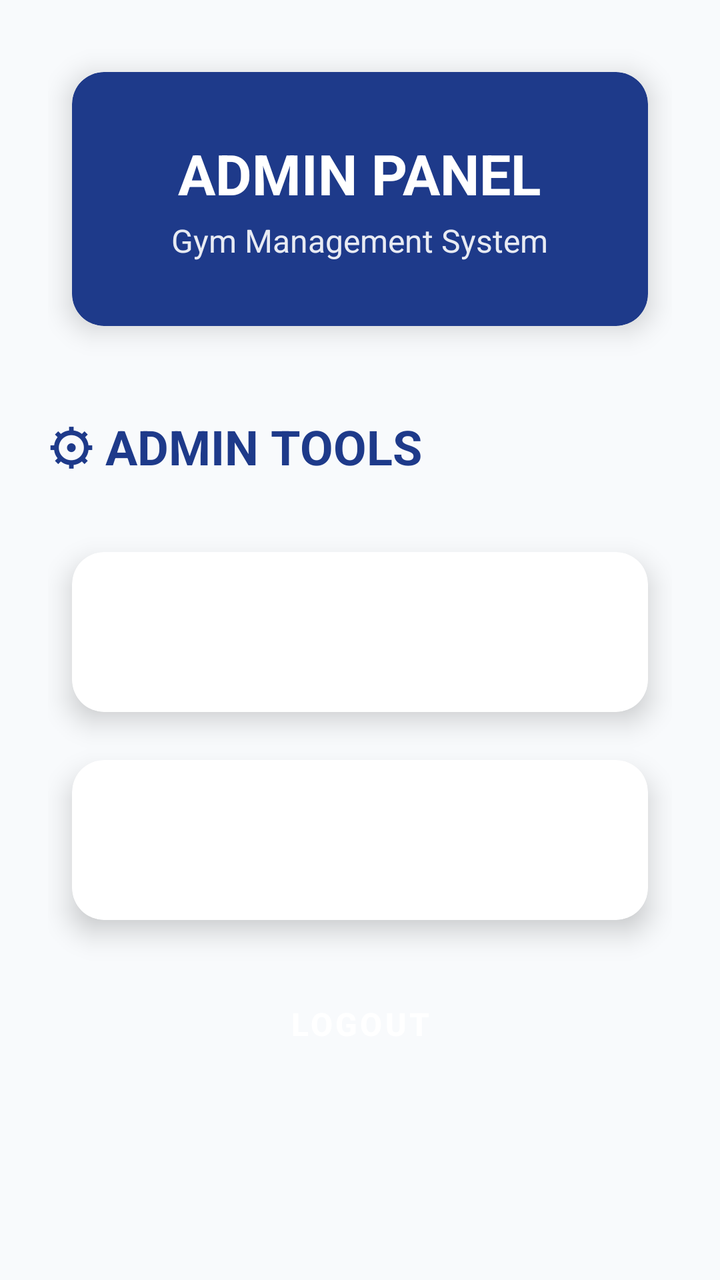
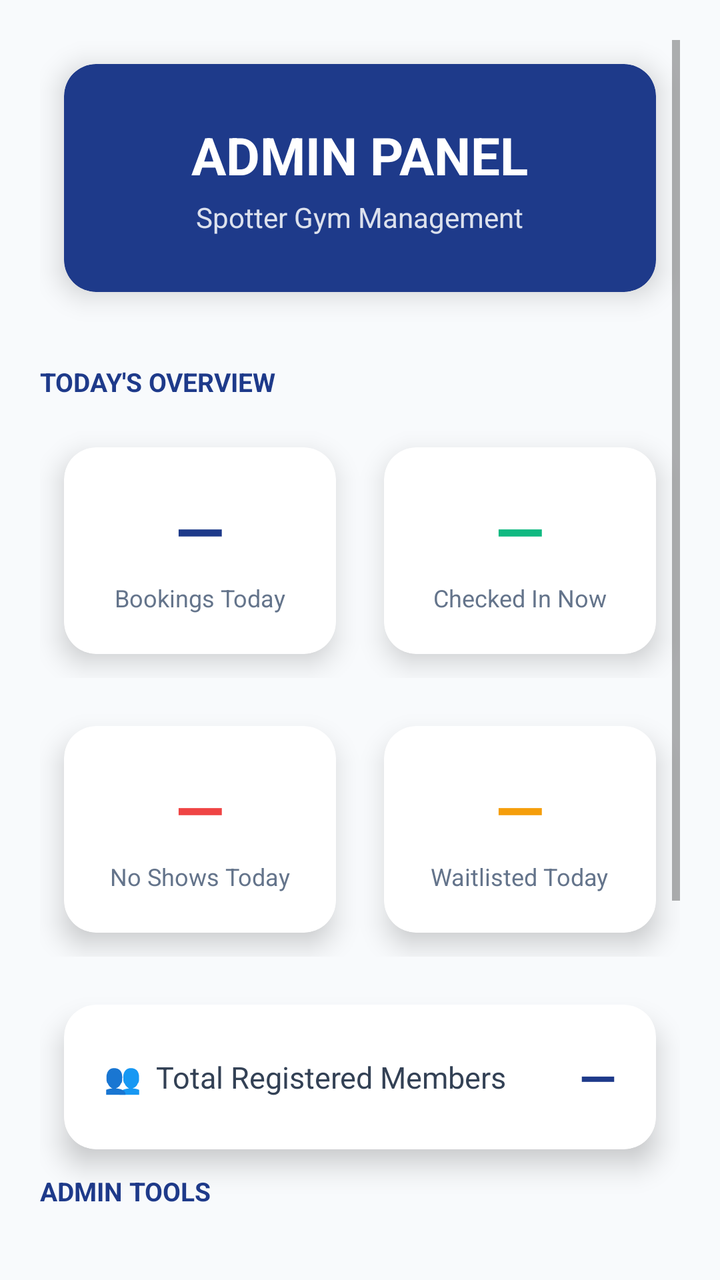

Compare the two renders of this Android layout. The source of the first and the diff that turns it into the second are given below.
<!-- AndroidManifest.xml: application theme Theme.SpotterMobile -->
<!-- res/layout/activity_admin_dashboard.xml -->
<?xml version="1.0" encoding="utf-8"?>
<ScrollView xmlns:android="http://schemas.android.com/apk/res/android"
    xmlns:app="http://schemas.android.com/apk/res-auto"
    android:layout_width="match_parent"
    android:layout_height="match_parent"
    android:background="@color/light_gray"
    android:padding="24dp">

    <LinearLayout
        android:layout_width="match_parent"
        android:layout_height="wrap_content"
        android:orientation="vertical">

        
        <androidx.cardview.widget.CardView
            android:layout_width="match_parent"
            android:layout_height="wrap_content"
            style="@style/GymCard"
            app:cardBackgroundColor="@color/primary_blue">

            <LinearLayout
                android:layout_width="match_parent"
                android:layout_height="wrap_content"
                android:gravity="center"
                android:orientation="vertical"
                android:padding="32dp">

                <TextView
                    android:layout_width="wrap_content"
                    android:layout_height="wrap_content"
                    android:text="ADMIN PANEL"
                    android:textColor="@color/white"
                    android:textSize="28sp"
                    android:textStyle="bold" />

                <TextView
                    android:layout_width="wrap_content"
                    android:layout_height="wrap_content"
                    android:layout_marginTop="4dp"
                    android:alpha="0.9"
                    android:text="Gym Management System"
                    android:textColor="@color/white"
                    android:textSize="16sp" />

            </LinearLayout>

        </androidx.cardview.widget.CardView>

        
        <TextView
            android:layout_width="wrap_content"
            android:layout_height="wrap_content"
            android:layout_marginTop="32dp"
            android:layout_marginBottom="24dp"
            android:text="⚙ ADMIN TOOLS"
            android:textColor="@color/primary_blue"
            android:textSize="24sp"
            android:textStyle="bold" />

        
        <androidx.cardview.widget.CardView
            android:layout_width="match_parent"
            android:layout_height="wrap_content"
            style="@style/GymCard"
            app:cardBackgroundColor="@color/white">

            <Button
                android:id="@+id/btnViewUsers"
                style="@style/GymButton"
                android:layout_width="match_parent"
                android:layout_height="56dp"
                android:text="View All Users" />

        </androidx.cardview.widget.CardView>

        
        <androidx.cardview.widget.CardView
            android:layout_width="match_parent"
            android:layout_height="wrap_content"
            style="@style/GymCard"
            app:cardBackgroundColor="@color/white">

            <Button
                android:id="@+id/btnViewBookings"
                style="@style/GymButton"
                android:layout_width="match_parent"
                android:layout_height="56dp"
                android:text="View All Bookings" />

        </androidx.cardview.widget.CardView>

        
        <Button
            android:id="@+id/btnLogout"
            style="@style/GymButton"
            android:layout_width="match_parent"
            android:layout_height="56dp"
            android:layout_marginTop="32dp"
            android:backgroundTint="@color/error"
            android:text="LOGOUT" />

    </LinearLayout>

</ScrollView>
<!-- resources referenced by this layout -->
<resources>
  <color name="error">#EF4444</color>
  <color name="light_gray">#F8FAFC</color>
  <color name="primary_blue">#1E3A8A</color>
  <color name="white">#FFFFFF</color>
  <style name="GymButton" parent="Widget.MaterialComponents.Button">
        
          <item name="android:layout_margin">12dp</item>
          <item name="android:textSize">16sp</item>
          <item name="android:textStyle">bold</item>
          <item name="android:textColor">@color/white</item>
          <item name="backgroundTint">@color/primary_blue</item>
          <item name="cornerRadius">12dp</item>
          <item name="elevation">4dp</item>
      </style>
  <style name="GymCard" parent="Widget.MaterialComponents.CardView">
          <item name="cardCornerRadius">16dp</item>
          <item name="cardElevation">8dp</item>
          <item name="android:layout_margin">12dp</item>
      </style>
  <style name="Theme.SpotterMobile" parent="Theme.MaterialComponents.Light.NoActionBar">
          
          
          <item name="colorPrimary">@color/primary_blue</item>
          <item name="colorPrimaryVariant">@color/primary_blue_dark</item>
          <item name="colorOnPrimary">@color/white</item>
          <item name="colorSecondary">@color/gold</item>
          <item name="colorSecondaryVariant">@color/gold_dark</item>
          <item name="colorOnSecondary">@color/white</item>
          <item name="android:statusBarColor">@color/primary_blue_dark</item>
          <item name="colorSurface">@color/white</item>
  
          
          <item name="colorOnSurface">@color/dark_gray</item>
          <item name="colorOnBackground">@color/dark_gray</item>
          <item name="android:textColorHint">@color/gray</item>
          <item name="android:textColor">@color/dark_gray</item>
      </style>
  <color name="primary_blue_dark">#1E40AF</color>
  <color name="gold">#F59E0B</color>
  <color name="gold_dark">#D97706</color>
  <color name="dark_gray">#334155</color>
  <color name="gray">#64748B</color>
</resources>

<!-- the commit's change to res/layout/activity_admin_dashboard.xml (unified diff, before → after) -->
@@ -4,7 +4,7 @@
     android:layout_width="match_parent"
     android:layout_height="match_parent"
     android:background="@color/light_gray"
-    android:padding="24dp">
+    android:padding="20dp">
 
     <LinearLayout
         android:layout_width="match_parent"
@@ -17,88 +17,257 @@
             android:layout_height="wrap_content"
             style="@style/GymCard"
             app:cardBackgroundColor="@color/primary_blue">
-
             <LinearLayout
                 android:layout_width="match_parent"
                 android:layout_height="wrap_content"
                 android:gravity="center"
                 android:orientation="vertical"
-                android:padding="32dp">
-
+                android:padding="28dp">
                 <TextView
                     android:layout_width="wrap_content"
                     android:layout_height="wrap_content"
                     android:text="ADMIN PANEL"
                     android:textColor="@color/white"
-                    android:textSize="28sp"
+                    android:textSize="26sp"
                     android:textStyle="bold" />
-
                 <TextView
                     android:layout_width="wrap_content"
                     android:layout_height="wrap_content"
                     android:layout_marginTop="4dp"
-                    android:alpha="0.9"
-                    android:text="Gym Management System"
+                    android:alpha="0.85"
+                    android:text="Spotter Gym Management"
                     android:textColor="@color/white"
-                    android:textSize="16sp" />
-
+                    android:textSize="14sp" />
             </LinearLayout>
-
         </androidx.cardview.widget.CardView>
 
         
         <TextView
             android:layout_width="wrap_content"
             android:layout_height="wrap_content"
-            android:layout_marginTop="32dp"
+            android:layout_marginTop="24dp"
+            android:layout_marginBottom="12dp"
+            android:text="TODAY'S OVERVIEW"
+            android:textColor="@color/primary_blue"
+            android:textSize="13sp"
+            android:textStyle="bold" />
+
+        
+        <LinearLayout
+            android:layout_width="match_parent"
+            android:layout_height="wrap_content"
+            android:orientation="horizontal"
+            android:layout_marginBottom="12dp">
+
+            <androidx.cardview.widget.CardView
+                android:layout_width="0dp"
+                android:layout_height="wrap_content"
+                android:layout_weight="1"
+                android:layout_marginEnd="6dp"
+                style="@style/GymCard"
+                app:cardBackgroundColor="@color/white">
+                <LinearLayout
+                    android:layout_width="match_parent"
+                    android:layout_height="wrap_content"
+                    android:orientation="vertical"
+                    android:padding="20dp"
+                    android:gravity="center">
+                    <TextView
+                        android:id="@+id/tvStatBookings"
+                        android:layout_width="wrap_content"
+                        android:layout_height="wrap_content"
+                        android:text="—"
+                        android:textSize="32sp"
+                        android:textStyle="bold"
+                        android:textColor="@color/primary_blue" />
+                    <TextView
+                        android:layout_width="wrap_content"
+                        android:layout_height="wrap_content"
+                        android:layout_marginTop="4dp"
+                        android:text="Bookings Today"
+                        android:textSize="12sp"
+                        android:textColor="@color/gray" />
+                </LinearLayout>
+            </androidx.cardview.widget.CardView>
+
+            <androidx.cardview.widget.CardView
+                android:layout_width="0dp"
+                android:layout_height="wrap_content"
+                android:layout_weight="1"
+                android:layout_marginStart="6dp"
+                style="@style/GymCard"
+                app:cardBackgroundColor="@color/white">
+                <LinearLayout
+                    android:layout_width="match_parent"
+                    android:layout_height="wrap_content"
+                    android:orientation="vertical"
+                    android:padding="20dp"
+                    android:gravity="center">
+                    <TextView
+                        android:id="@+id/tvStatCheckedIn"
+                        android:layout_width="wrap_content"
+                        android:layout_height="wrap_content"
+                        android:text="—"
+                        android:textSize="32sp"
+                        android:textStyle="bold"
+                        android:textColor="@color/success" />
+                    <TextView
+                        android:layout_width="wrap_content"
+                        android:layout_height="wrap_content"
+                        android:layout_marginTop="4dp"
+                        android:text="Checked In Now"
+                        android:textSize="12sp"
+                        android:textColor="@color/gray" />
+                </LinearLayout>
+            </androidx.cardview.widget.CardView>
+        </LinearLayout>
+
+        
+        <LinearLayout
+            android:layout_width="match_parent"
+            android:layout_height="wrap_content"
+            android:orientation="horizontal"
+            android:layout_marginBottom="12dp">
+
+            <androidx.cardview.widget.CardView
+                android:layout_width="0dp"
+                android:layout_height="wrap_content"
+                android:layout_weight="1"
+                android:layout_marginEnd="6dp"
+                style="@style/GymCard"
+                app:cardBackgroundColor="@color/white">
+                <LinearLayout
+                    android:layout_width="match_parent"
+                    android:layout_height="wrap_content"
+                    android:orientation="vertical"
+                    android:padding="20dp"
+                    android:gravity="center">
+                    <TextView
+                        android:id="@+id/tvStatNoShows"
+                        android:layout_width="wrap_content"
+                        android:layout_height="wrap_content"
+                        android:text="—"
+                        android:textSize="32sp"
+                        android:textStyle="bold"
+                        android:textColor="@color/error" />
+                    <TextView
+                        android:layout_width="wrap_content"
+                        android:layout_height="wrap_content"
+                        android:layout_marginTop="4dp"
+                        android:text="No Shows Today"
+                        android:textSize="12sp"
+                        android:textColor="@color/gray" />
+                </LinearLayout>
+            </androidx.cardview.widget.CardView>
+
+            <androidx.cardview.widget.CardView
+                android:layout_width="0dp"
+                android:layout_height="wrap_content"
+                android:layout_weight="1"
+                android:layout_marginStart="6dp"
+                style="@style/GymCard"
+                app:cardBackgroundColor="@color/white">
+                <LinearLayout
+                    android:layout_width="match_parent"
+                    android:layout_height="wrap_content"
+                    android:orientation="vertical"
+                    android:padding="20dp"
+                    android:gravity="center">
+                    <TextView
+                        android:id="@+id/tvStatWaitlisted"
+                        android:layout_width="wrap_content"
+                        android:layout_height="wrap_content"
+                        android:text="—"
+                        android:textSize="32sp"
+                        android:textStyle="bold"
+                        android:textColor="@color/gold" />
+                    <TextView
+                        android:layout_width="wrap_content"
+                        android:layout_height="wrap_content"
+                        android:layout_marginTop="4dp"
+                        android:text="Waitlisted Today"
+                        android:textSize="12sp"
+                        android:textColor="@color/gray" />
+                </LinearLayout>
+            </androidx.cardview.widget.CardView>
+        </LinearLayout>
+
+        
+        <androidx.cardview.widget.CardView
+            android:layout_width="match_parent"
+            android:layout_height="wrap_content"
             android:layout_marginBottom="24dp"
-            android:text="⚙ ADMIN TOOLS"
+            style="@style/GymCard"
+            app:cardBackgroundColor="@color/white">
+            <LinearLayout
+                android:layout_width="match_parent"
+                android:layout_height="wrap_content"
+                android:orientation="horizontal"
+                android:padding="20dp"
+                android:gravity="center_vertical">
+                <TextView
+                    android:layout_width="0dp"
+                    android:layout_height="wrap_content"
+                    android:layout_weight="1"
+                    android:text="👥  Total Registered Members"
+                    android:textSize="15sp"
+                    android:textColor="@color/dark_gray" />
+                <TextView
+                    android:id="@+id/tvStatTotalMembers"
+                    android:layout_width="wrap_content"
+                    android:layout_height="wrap_content"
+                    android:text="—"
+                    android:textSize="24sp"
+                    android:textStyle="bold"
+                    android:textColor="@color/primary_blue" />
+            </LinearLayout>
+        </androidx.cardview.widget.CardView>
+
+        
+        <TextView
+            android:layout_width="wrap_content"
+            android:layout_height="wrap_content"
+            android:layout_marginBottom="12dp"
+            android:text="ADMIN TOOLS"
             android:textColor="@color/primary_blue"
-            android:textSize="24sp"
+            android:textSize="13sp"
             android:textStyle="bold" />
 
-        
-        <androidx.cardview.widget.CardView
-            android:layout_width="match_parent"
-            android:layout_height="wrap_content"
+        <androidx.cardview.widget.CardView
+            android:layout_width="match_parent"
+            android:layout_height="wrap_content"
+            android:layout_marginBottom="12dp"
             style="@style/GymCard"
             app:cardBackgroundColor="@color/white">
-
             <Button
                 android:id="@+id/btnViewUsers"
                 style="@style/GymButton"
                 android:layout_width="match_parent"
-                android:layout_height="56dp"
-                android:text="View All Users" />
-
-        </androidx.cardview.widget.CardView>
-
-        
-        <androidx.cardview.widget.CardView
-            android:layout_width="match_parent"
-            android:layout_height="wrap_content"
+                android:layout_height="52dp"
+                android:text="👤  Manage Members" />
+        </androidx.cardview.widget.CardView>
+
+        <androidx.cardview.widget.CardView
+            android:layout_width="match_parent"
+            android:layout_height="wrap_content"
+            android:layout_marginBottom="24dp"
             style="@style/GymCard"
             app:cardBackgroundColor="@color/white">
-
             <Button
                 android:id="@+id/btnViewBookings"
                 style="@style/GymButton"
                 android:layout_width="match_parent"
-                android:layout_height="56dp"
-                android:text="View All Bookings" />
-
-        </androidx.cardview.widget.CardView>
-
-        
+                android:layout_height="52dp"
+                android:text="📋  View All Bookings" />
+        </androidx.cardview.widget.CardView>
+
         <Button
             android:id="@+id/btnLogout"
             style="@style/GymButton"
             android:layout_width="match_parent"
-            android:layout_height="56dp"
-            android:layout_marginTop="32dp"
+            android:layout_height="52dp"
             android:backgroundTint="@color/error"
             android:text="LOGOUT" />
 
     </LinearLayout>
-
 </ScrollView>
<!-- resource entries referenced after the edit -->
@@ -1,8 +1,12 @@
 <!-- resources referenced by this layout -->
 <resources>
+  <color name="dark_gray">#334155</color>
   <color name="error">#EF4444</color>
+  <color name="gold">#F59E0B</color>
+  <color name="gray">#64748B</color>
   <color name="light_gray">#F8FAFC</color>
   <color name="primary_blue">#1E3A8A</color>
+  <color name="success">#10B981</color>
   <color name="white">#FFFFFF</color>
   <style name="GymButton" parent="Widget.MaterialComponents.Button">
         
@@ -38,9 +42,6 @@
           <item name="android:textColor">@color/dark_gray</item>
       </style>
   <color name="primary_blue_dark">#1E40AF</color>
-  <color name="gold">#F59E0B</color>
   <color name="gold_dark">#D97706</color>
-  <color name="dark_gray">#334155</color>
-  <color name="gray">#64748B</color>
 </resources>
 
